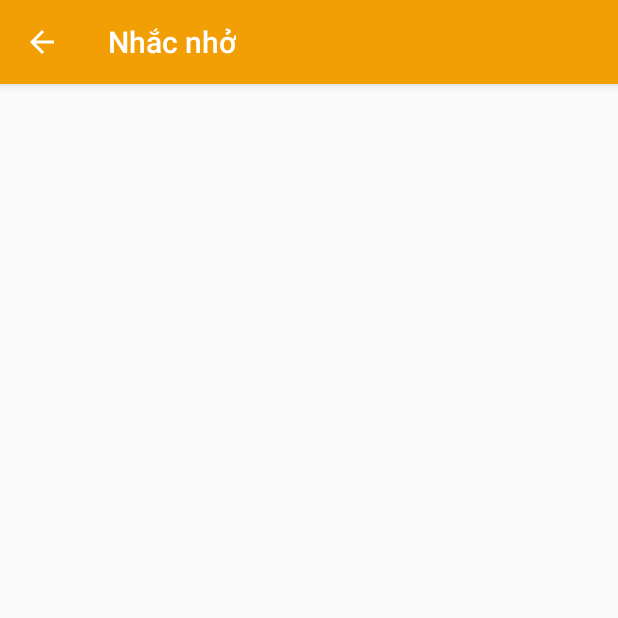
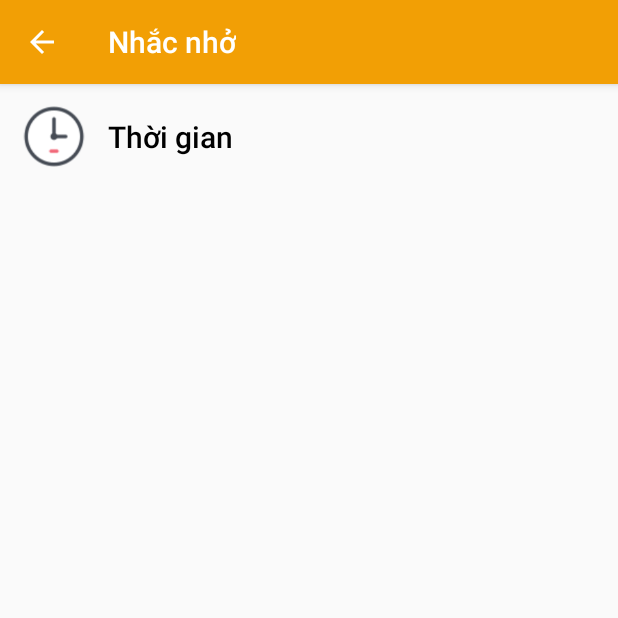
Before and after one commit to NguyenHue2709/LTDD-TH71-Nhom11, an Android app: the NhacTapMoiNgay screen opened directly, with no data from a screen before it, on a phone screen of 412 x 824 dp, the top half of it. Run offline under Robolectric (Android 15) with nearby library versions, the phone set to English and light mode, and no system bars.

Commit message:
Add Gio NhacTapMoiNgay

```diff
--- a/app/src/main/java/com/example/mytheduc/Activity/NhacTapMoiNgay.java
+++ b/app/src/main/java/com/example/mytheduc/Activity/NhacTapMoiNgay.java
@@ -2,13 +2,20 @@ package com.example.mytheduc.Activity;
 
 import androidx.appcompat.app.ActionBar;
 import androidx.appcompat.app.AppCompatActivity;
+import androidx.fragment.app.DialogFragment;
 
+import android.app.TimePickerDialog;
 import android.os.Bundle;
 import android.view.MenuItem;
+import android.view.View;
+import android.widget.Button;
+import android.widget.TextView;
+import android.widget.TimePicker;
 
+import com.example.mytheduc.Fragment.Fragment_TimePickerNhacNho;
 import com.example.mytheduc.R;
 
-public class NhacTapMoiNgay extends AppCompatActivity {
+public class NhacTapMoiNgay extends AppCompatActivity implements TimePickerDialog.OnTimeSetListener {
 
     @Override
     protected void onCreate(Bundle savedInstanceState) {
@@ -18,7 +25,23 @@ public class NhacTapMoiNgay extends AppCompatActivity {
         actionBar.setDisplayShowHomeEnabled(true);
         actionBar.setDisplayHomeAsUpEnabled(true);
         actionBar.setTitle("Nhắc nhở");
+
+        Button btn_Nhacnho = (Button) findViewById(R.id.btn_timepickernhacnho);
+        btn_Nhacnho.setOnClickListener(new View.OnClickListener() {
+            @Override
+            public void onClick(View v) {
+                DialogFragment timepickerNhacNho = new Fragment_TimePickerNhacNho();
+                timepickerNhacNho.show(getSupportFragmentManager(), "time picker");
+            }
+        });
     }
+
+    @Override
+    public void onTimeSet(TimePicker view, int hourOfDay, int minute) {
+        TextView txtv = (TextView) findViewById(R.id.txt_timepickernhacnho);
+        txtv.setText(hourOfDay + ":" + minute);
+    }
+
     @Override
     public boolean onOptionsItemSelected(MenuItem item){
         int id = item.getItemId();
--- /dev/null
+++ b/app/src/main/java/com/example/mytheduc/Fragment/Fragment_TimePickerNhacNho.java
@@ -0,0 +1,24 @@
+package com.example.mytheduc.Fragment;
+
+import android.app.Dialog;
+import android.app.TimePickerDialog;
+import android.os.Bundle;
+
+import androidx.annotation.NonNull;
+import androidx.annotation.Nullable;
+import androidx.fragment.app.DialogFragment;
+import  android.text.format.DateFormat;
+
+import java.util.Calendar;
+
+public class Fragment_TimePickerNhacNho extends DialogFragment {
+    @NonNull
+    @Override
+    public Dialog onCreateDialog(@Nullable Bundle savedInstanceState) {
+        Calendar c = Calendar.getInstance();
+        int hour = c.get(Calendar.HOUR_OF_DAY);
+        int minute = c.get(Calendar.MINUTE);
+
+        return new TimePickerDialog(getActivity(), (TimePickerDialog.OnTimeSetListener)  getActivity(), hour, minute, DateFormat.is24HourFormat(getActivity()));
+    }
+}
--- a/app/src/main/res/layout/activity_nhac_tap_moi_ngay.xml
+++ b/app/src/main/res/layout/activity_nhac_tap_moi_ngay.xml
@@ -22,6 +22,51 @@
         app:layout_constraintEnd_toEndOf="parent"
         app:layout_constraintStart_toStartOf="parent"
         app:layout_constraintTop_toTopOf="parent">
+
+        <LinearLayout
+            android:layout_width="match_parent"
+            android:layout_height="70dp"
+            android:orientation="horizontal">
+
+            <ImageView
+                android:id="@+id/imgClock"
+                android:layout_width="wrap_content"
+                android:layout_height="50dp"
+                android:layout_gravity="center_vertical"
+                android:src="@drawable/ic_clock" />
+
+            <LinearLayout
+                android:layout_width="340dp"
+                android:layout_height="70dp"
+                android:orientation="horizontal">
+
+                <Button
+                    android:id="@+id/btn_timepickernhacnho"
+                    android:layout_width="152dp"
+                    android:layout_height="match_parent"
+                    android:background="@drawable/button_color"
+                    android:gravity="center_vertical"
+                    android:text="Thời gian"
+                    android:textAllCaps="false"
+                    android:textColor="#000000"
+                    android:textSize="20dp" />
+                <TextView
+                    android:id="@+id/txt_timepickernhacnho"
+                    android:layout_width="185dp"
+                    android:layout_height="match_parent"
+                    android:gravity="center_vertical"
+                    android:textSize="20dp"
+                    android:textColor="#F2913D"
+                    tools:ignore="MissingConstraints" />
+
+            </LinearLayout>
+
+
+
+        </LinearLayout>
+
+
+
     </LinearLayout>
     </ScrollView>
 
```
Also changed, not shown: app/src/main/java/com/example/mytheduc/Activity/CaiDatActivity.java (line endings or trailing spaces), app/src/main/res/drawable/ic_clock.png (added).
